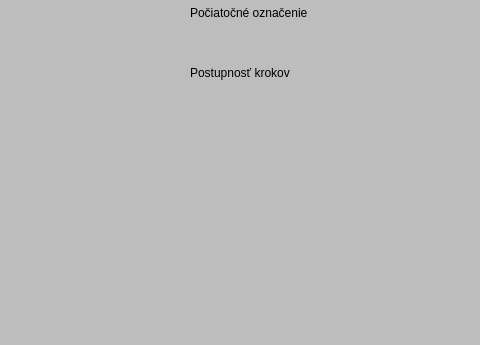
Before: the Qt Designer form mainwindow.ui in PavolHradsky/PIS-bonus, drawn with Qt 5; both pictures show x 320 to 800 and y 255 to 600 of the 800 by 600 pixel window.
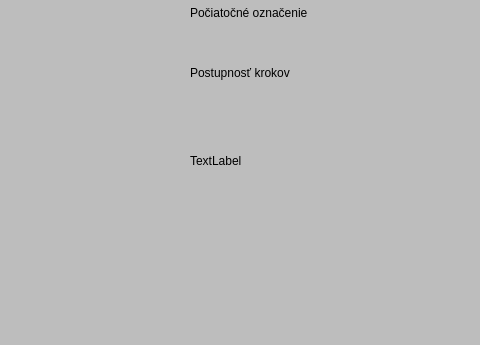
After: the same form once the commit is applied.

```diff
--- a/mainwindow.ui
+++ b/mainwindow.ui
@@ -121,6 +121,35 @@
      <string>Prev</string>
     </property>
    </widget>
+   <widget class="QLabel" name="marking">
+    <property name="geometry">
+     <rect>
+      <x>510</x>
+      <y>290</y>
+      <width>141</width>
+      <height>16</height>
+     </rect>
+    </property>
+    <property name="text">
+     <string/>
+    </property>
+   </widget>
+   <widget class="QLabel" name="label_3">
+    <property name="geometry">
+     <rect>
+      <x>510</x>
+      <y>360</y>
+      <width>191</width>
+      <height>111</height>
+     </rect>
+    </property>
+    <property name="text">
+     <string>TextLabel</string>
+    </property>
+    <property name="wordWrap">
+     <bool>true</bool>
+    </property>
+   </widget>
   </widget>
  </widget>
  <resources/>
```
Left out of the diff: 2 changed lines with no effect on the pictures.
